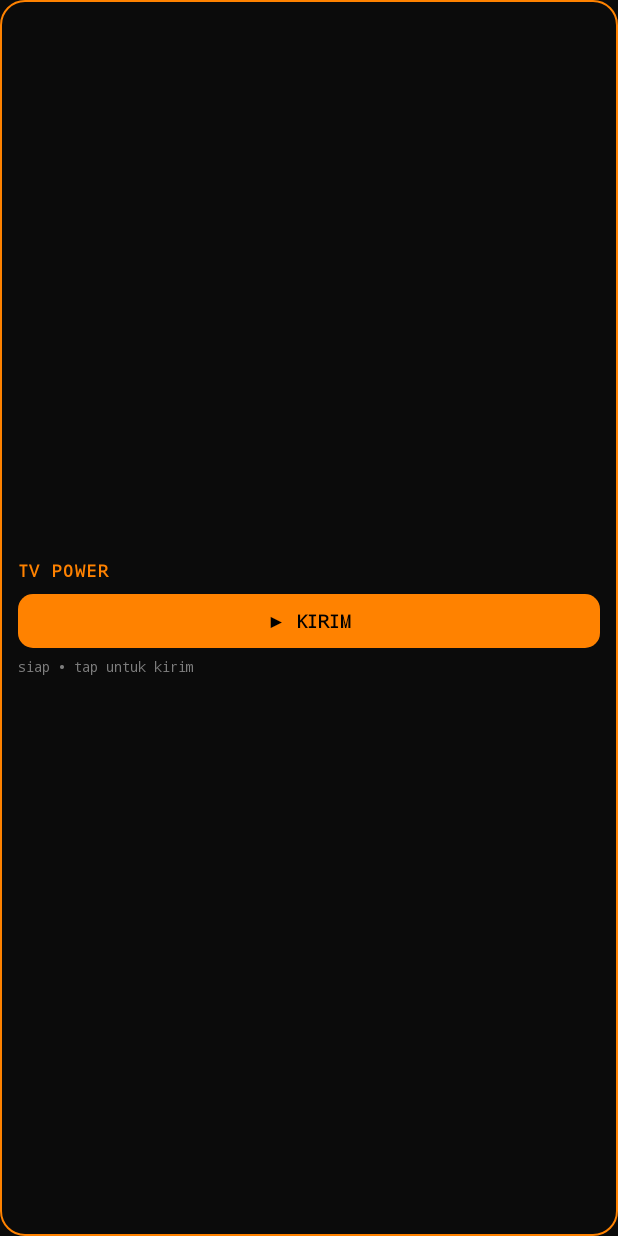
After one commit to RAMADHONE107/flipperdroid, an Android app built with Jetpack Compose: the layout widget_tv_power.xml on its own in the app's theme, with its tools: preview values and no code run, on a phone screen of 412 x 824 dp. The commit adds this screen. Run offline under Robolectric (Android 15) with nearby library versions, the phone set to English and light mode, and no system bars.

Commit message:
feat: decoder Sub-GHz (Princeton/CAME/Keeloq) + widget TV Power

```diff
--- a/app/build.gradle.kts
+++ b/app/build.gradle.kts
@@ -12,8 +12,8 @@ android {
         applicationId = "dev.flipperdroid"
         minSdk = 28
         targetSdk = 34
-        versionCode = 4
-        versionName = "0.4.0"
+        versionCode = 5
+        versionName = "0.5.0"
     }
 
     buildTypes {
--- a/app/src/main/java/dev/flipperdroid/ui/Home.kt
+++ b/app/src/main/java/dev/flipperdroid/ui/Home.kt
@@ -40,7 +40,7 @@ fun HomeScreen(onOpen: (Screen) -> Unit) {
 
     FlipperScreen(
         title = "FlipperDroid",
-        subtitle = "portable toolkit • v0.4"
+        subtitle = "portable toolkit • v0.5"
     ) {
         Panel(title = "hardware terdeteksi") {
             CapRow("Infrared emitter", hasIr)
@@ -92,7 +92,7 @@ fun HomeScreen(onOpen: (Screen) -> Unit) {
         MenuRow(
             icon = Icons.Filled.WifiTethering,
             label = "Sub-GHz",
-            sub = "CC1101 via USB OTG — raw capture & replay",
+            sub = "CC1101 via OTG — raw capture + decode 433/868",
             badge = "OTG"
         ) { onOpen(Screen.SubGhz) }
         Gap(8)
--- a/app/src/main/java/dev/flipperdroid/ui/Screens.kt
+++ b/app/src/main/java/dev/flipperdroid/ui/Screens.kt
@@ -48,7 +48,7 @@ fun HardwareMissingScreen(
 
 @Composable
 fun AboutScreen(onBack: () -> Unit) {
-    FlipperScreen(title = "Tentang", subtitle = "FlipperDroid 0.4.0", onBack = onBack) {
+    FlipperScreen(title = "Tentang", subtitle = "FlipperDroid 0.5.0", onBack = onBack) {
         Panel(title = "apa ini") {
             Mono(
                 "FlipperDroid adalah aplikasi Android open-source yang meniru antarmuka dan sebagian fungsi Flipper Zero memakai hardware yang memang ada di HP (IR blaster, NFC, Bluetooth HID).",
@@ -82,7 +82,7 @@ fun AboutScreen(onBack: () -> Unit) {
         Gap()
 
         Panel(title = "build") {
-            KeyValue("Versi", "0.4.0")
+            KeyValue("Versi", "0.5.0")
             KeyValue("Target", "Android 9+ (API 28)")
             KeyValue("Bahasa", "Kotlin + Jetpack Compose")
         }
--- /dev/null
+++ b/app/src/main/res/drawable/widget_bg.xml
@@ -0,0 +1,9 @@
+<?xml version="1.0" encoding="utf-8"?>
+<shape xmlns:android="http://schemas.android.com/apk/res/android"
+    android:shape="rectangle">
+    <solid android:color="#0B0B0B" />
+    <corners android:radius="16dp" />
+    <stroke
+        android:width="1dp"
+        android:color="#FF8200" />
+</shape>
--- /dev/null
+++ b/app/src/main/res/drawable/widget_button.xml
@@ -0,0 +1,6 @@
+<?xml version="1.0" encoding="utf-8"?>
+<shape xmlns:android="http://schemas.android.com/apk/res/android"
+    android:shape="rectangle">
+    <solid android:color="#FF8200" />
+    <corners android:radius="10dp" />
+</shape>
--- /dev/null
+++ b/app/src/main/res/layout/widget_tv_power.xml
@@ -0,0 +1,47 @@
+<?xml version="1.0" encoding="utf-8"?>
+<LinearLayout xmlns:android="http://schemas.android.com/apk/res/android"
+    android:layout_width="match_parent"
+    android:layout_height="match_parent"
+    android:background="@drawable/widget_bg"
+    android:gravity="center_vertical"
+    android:orientation="vertical"
+    android:padding="12dp">
+
+    <TextView
+        android:id="@+id/widget_title"
+        android:layout_width="match_parent"
+        android:layout_height="wrap_content"
+        android:fontFamily="monospace"
+        android:letterSpacing="0.08"
+        android:text="TV POWER"
+        android:textColor="#FF8200"
+        android:textSize="11sp"
+        android:textStyle="bold" />
+
+    <TextView
+        android:id="@+id/widget_action"
+        android:layout_width="match_parent"
+        android:layout_height="wrap_content"
+        android:layout_marginTop="8dp"
+        android:background="@drawable/widget_button"
+        android:fontFamily="monospace"
+        android:gravity="center"
+        android:paddingTop="9dp"
+        android:paddingBottom="9dp"
+        android:text="▶ KIRIM"
+        android:textColor="#000000"
+        android:textSize="12sp"
+        android:textStyle="bold" />
+
+    <TextView
+        android:id="@+id/widget_status"
+        android:layout_width="match_parent"
+        android:layout_height="wrap_content"
+        android:layout_marginTop="6dp"
+        android:ellipsize="end"
+        android:fontFamily="monospace"
+        android:maxLines="1"
+        android:text="siap • tap untuk kirim"
+        android:textColor="#7D7D7D"
+        android:textSize="9sp" />
+</LinearLayout>
--- a/app/src/main/res/values/strings.xml
+++ b/app/src/main/res/values/strings.xml
@@ -3,4 +3,5 @@
     <string name="app_name">FlipperDroid</string>
     <string name="hce_description">FlipperDroid NDEF emulator (Type 4 Tag)</string>
     <string name="hce_aid_group">FlipperDroid NDEF</string>
+    <string name="widget_tv_power_description">Tombol TV Power lewat IR blaster HP</string>
 </resources>
```
Also changed, not shown: app/src/main/AndroidManifest.xml (+12 -0 lines), app/src/main/java/dev/flipperdroid/subghz/SubGhzDecoder.kt (added, +221 -0 lines), app/src/main/java/dev/flipperdroid/ui/IrScreen.kt (+18 -0 lines), app/src/main/java/dev/flipperdroid/ui/SubGhzScreen.kt (+99 -20 lines), app/src/main/java/dev/flipperdroid/widget/TvPowerWidgetProvider.kt (added, +138 -0 lines), app/src/main/res/xml/tv_power_widget_info.xml (added, +12 -0 lines), 1 other file.
